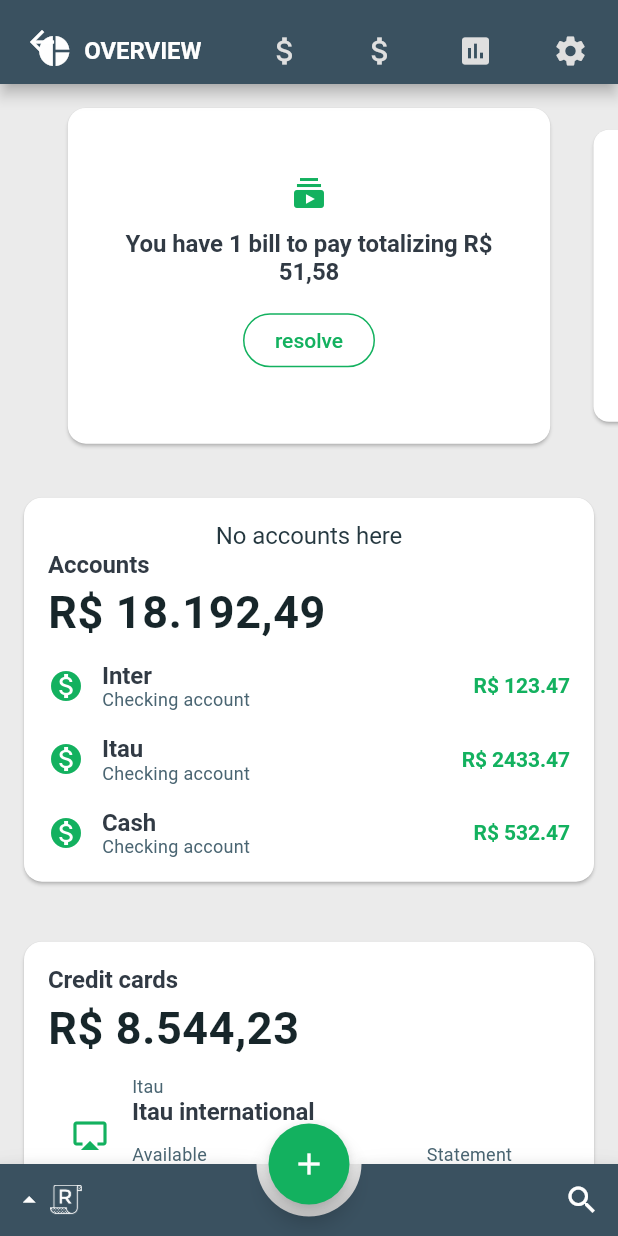
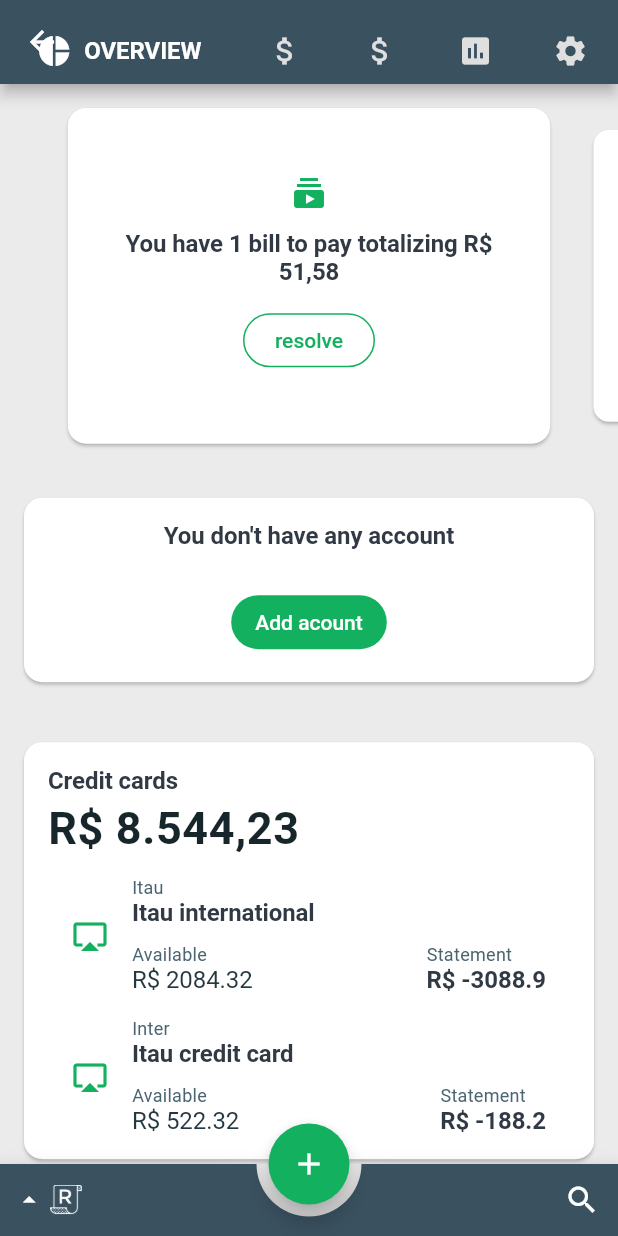
Before and after one commit to maugustosemperfi/financial-mobile, a Flutter app: the HomePage screen opened directly, on a phone screen of 412 x 824 dp. Run offline on Flutter 3.47's test engine with Material 2 defaults, Android fonts, the phone set to English and light mode, and no system bars; drawn by our look-alikes of carousel_slider; our stand-ins replace bloc, dio, equatable, fluro, flutter_bloc, flutter_masked_text and 2 more; accounts and stored records are empty; generated files the repository leaves out were written again; network calls fail; statements that could not run were skipped.

Commit message:
[FEATURE] Accouts widget is stateful
- Putting `bring me accounts` loginc into stateful widget
- Creating model for account
- Adding deserializer from models

```diff
--- /dev/null
+++ b/lib/enum/enum_account_type.dart
@@ -0,0 +1 @@
+enum AccountType { checking }
--- a/lib/main.dart
+++ b/lib/main.dart
@@ -73,10 +73,7 @@ void main() async {
       final token = Application.authenticationToken;
 
       if (token != null) {
-        options.headers.addAll({
-          "Authorization":
-              "Bearer eyJhbGciOiJIUzI1NiIsInR5cCI6IkpXVCJ9.eyJpZCI6MSwiaWF0IjoxNTY4NTQ4OTA2LCJleHAiOjE1NjkxNTM3MDZ9.YS6vttuxm3vheA0i2S6688iErgl0wjyqg94Gc-iVsT0"
-        });
+        options.headers.addAll({"Authorization": "Bearer $token"});
       }
 
       return options;
--- /dev/null
+++ b/lib/model/account.dart
@@ -0,0 +1,16 @@
+import 'package:financial/enum/enum_account_type.dart';
+import 'package:json_annotation/json_annotation.dart';
+
+part 'account.g.dart';
+
+@JsonSerializable(explicitToJson: true)
+class Account {
+  String name;
+  AccountType type;
+
+  Account(this.name, this.type);
+
+  factory Account.fromJson(Map<String, dynamic> json) =>
+      _$AccountFromJson(json);
+  Map<String, dynamic> toJson() => _$AccountToJson(this);
+}
--- a/lib/pages/overview/overview_page.dart
+++ b/lib/pages/overview/overview_page.dart
@@ -1,10 +1,9 @@
 import 'package:carousel_slider/carousel_slider.dart';
-import 'package:financial/application.dart';
-import 'package:flutter/material.dart';
 import 'package:financial/pages/overview/widgets/accounts_widget.dart';
 import 'package:financial/pages/overview/widgets/alert_widget.dart';
 import 'package:financial/pages/overview/widgets/credit_card_widget.dart';
 import 'package:financial/styling.dart';
+import 'package:flutter/material.dart';
 
 class OverviewPage extends StatefulWidget {
   @override
@@ -12,18 +11,11 @@ class OverviewPage extends StatefulWidget {
 }
 
 class _OverviewPageState extends State<OverviewPage> {
-  var accounts = null;
+  var _accounts = null;
 
   @override
   void initState() {
     super.initState();
-    _getAccounts();
-  }
-
-  _getAccounts() async {
-    accounts = await Application.dio.get('accounts');
-
-    print(accounts);
   }
 
   @override
@@ -61,58 +53,7 @@ class _OverviewPageState extends State<OverviewPage> {
               child: Container(
                 padding: EdgeInsets.symmetric(vertical: 16, horizontal: 16),
                 child: Column(
-                  children: <Widget>[
-                    accounts != null
-                        ? Text("Accounts here")
-                        : Text("No accounts here"),
-                    Row(
-                      children: <Widget>[
-                        Text(
-                          "Accounts",
-                          style: AppTheme.title,
-                        )
-                      ],
-                    ),
-                    Divider(
-                      color: Colors.transparent,
-                      height: 12,
-                    ),
-                    Row(
-                      children: <Widget>[
-                        Text(
-                          "R\$ 18.192,49",
-                          style: AppTheme.display2,
-                        )
-                      ],
-                    ),
-                    Divider(
-                      color: Colors.transparent,
-                      height: 16,
-                    ),
-                    AccountsWidget(
-                      accountName: "Inter",
-                      iconData: Icons.monetization_on,
-                      savings: 123.47,
-                    ),
-                    Divider(
-                      color: Colors.transparent,
-                      height: 16,
-                    ),
-                    AccountsWidget(
-                      accountName: "Itau",
-                      iconData: Icons.monetization_on,
-                      savings: 2433.47,
-                    ),
-                    Divider(
-                      color: Colors.transparent,
-                      height: 16,
-                    ),
-                    AccountsWidget(
-                      accountName: "Cash",
-                      iconData: Icons.monetization_on,
-                      savings: 532.47,
-                    ),
-                  ],
+                  children: <Widget>[AccountsWidget()],
                 ),
               ),
             ),
--- a/lib/pages/overview/widgets/accounts_widget.dart
+++ b/lib/pages/overview/widgets/accounts_widget.dart
@@ -1,22 +1,83 @@
+import 'dart:convert';
+
+import 'package:financial/application.dart';
+import 'package:financial/model/account.dart';
+import 'package:financial/styling.dart';
 import 'package:flutter/material.dart';
-import 'package:financial/styling.dart';
 
-class AccountsWidget extends StatelessWidget {
-  IconData iconData;
-  String accountName;
-  double savings;
+class AccountsWidget extends StatefulWidget {
+  AccountsWidget();
 
-  AccountsWidget({this.iconData, this.accountName, this.savings}) {}
+  @override
+  _AccountsWidgetState createState() => _AccountsWidgetState();
+}
+
+class _AccountsWidgetState extends State<AccountsWidget> {
+  List<Account> _accounts = [];
+
+  @override
+  void initState() {
+    super.initState();
+    _getAccounts();
+  }
+
+  _getAccounts() async {
+    final accountsResponse = await Application.dio.get('accounts');
+
+    final List<Account> accounts = new List<Account>.from(
+        jsonDecode(accountsResponse.data) as List<dynamic>
+          ..map((account) => Account.fromJson(account)));
+
+    setState(() {
+      this._accounts = accounts;
+    });
+  }
 
   @override
   Widget build(BuildContext context) {
     return Container(
-      child: Row(
+      child: Column(
+        children: <Widget>[
+          _accounts.length > 0
+              ? Column(
+                  crossAxisAlignment: CrossAxisAlignment.start,
+                  children: <Widget>[
+                    Text(
+                      "Accounts",
+                      style: AppTheme.title,
+                    ),
+                    Divider(
+                      color: Colors.transparent,
+                      height: 12,
+                    ),
+                    Text(
+                      "R\$ 0",
+                      style: AppTheme.display2,
+                    )
+                  ],
+                )
+              : Column(
+                  crossAxisAlignment: CrossAxisAlignment.center,
+                  children: <Widget>[
+                    Text(
+                      "You don't have any account",
+                      style: AppTheme.title,
+                    ),
+                    Divider(
+                      color: Colors.transparent,
+                      height: 12,
+                    ),
+                  ],
+                ),
+          Row(
             crossAxisAlignment: CrossAxisAlignment.center,
             mainAxisAlignment: MainAxisAlignment.center,
+            children: _accounts.map((account) {
+              return Container(
+                child: Column(
                   children: <Widget>[
                     Icon(
-            iconData,
+                      Icons.monetization_on,
                       color: AppTheme.green,
                     ),
                     SizedBox(
@@ -28,7 +89,7 @@ class AccountsWidget extends StatelessWidget {
                         mainAxisAlignment: MainAxisAlignment.center,
                         children: <Widget>[
                           Text(
-                  accountName,
+                            "",
                             style: AppTheme.title,
                           ),
                           Text(
@@ -39,9 +100,35 @@ class AccountsWidget extends StatelessWidget {
                       ),
                     ),
                     Text(
-            "R\$ ${savings}",
+                      "R\$ $account.",
                       style: AppTheme.titleMoneyPositivite,
+                    )
+                  ],
                 ),
+              );
+            }).toList(),
+          ),
+          Divider(
+            color: Colors.transparent,
+            height: 12,
+          ),
+          Row(
+            mainAxisAlignment: MainAxisAlignment.center,
+            children: <Widget>[
+              ButtonTheme(
+                shape: RoundedRectangleBorder(
+                    borderRadius: BorderRadius.circular(20)),
+                child: FlatButton(
+                  onPressed: () {},
+                  textColor: AppTheme.nearlyWhite,
+                  color: AppTheme.green,
+                  child: Text(
+                    "Add acount",
+                  ),
+                ),
+              ),
+            ],
+          )
         ],
       ),
     );
--- a/pubspec.yaml
+++ b/pubspec.yaml
@@ -18,10 +18,12 @@ dependencies:
   http: ^0.12.0+2
   carousel_slider: ^1.3.0
   flutter_secure_storage: ^3.3.1
-  fluro: "^1.5.1"
+  fluro: '^1.5.1'
   flutter_bloc: ^0.21.0
   equatable: ^0.5.1
   meta: ^1.1.7
+  json_serializable: ^3.2.2
+  build_runner: ^1.7.0
 
 
 dev_dependencies:
```
Also changed, not shown: lib/model/account.g.dart (added), pubspec.lock. Lines whose indentation alone changed are shown as unchanged.
